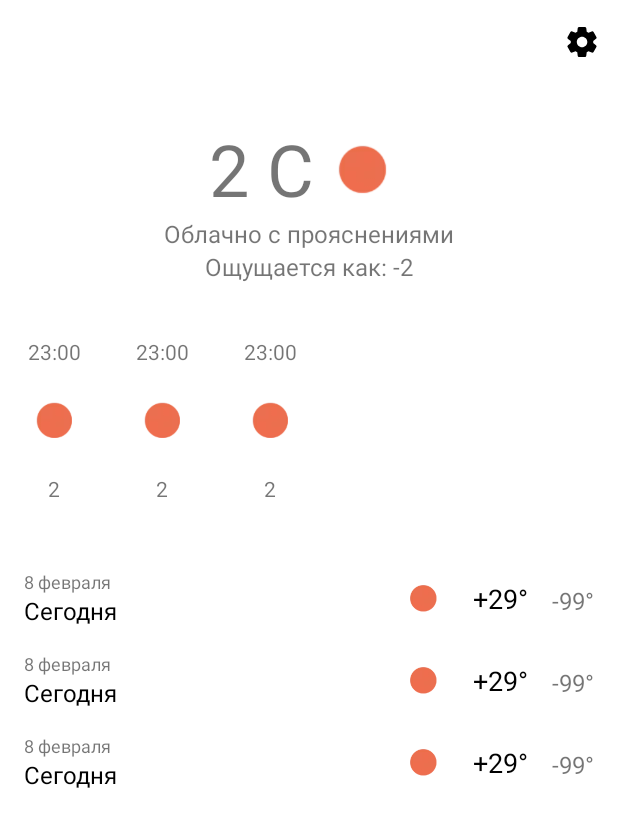
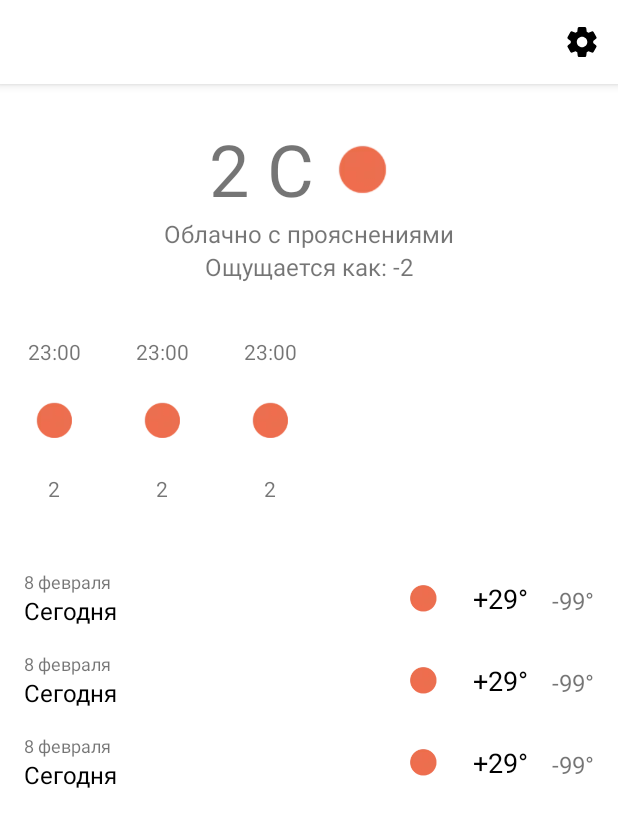
Before and after one commit to adkozlovskiy/weather-avito-start, an Android app: the layout summary_fragment.xml on its own in the app's theme, with its tools: preview values and no code run, on a phone screen of 412 x 824 dp. Shown: the top 827 px of the screen. Run offline under Robolectric (Android 15) with nearby library versions, the phone set to English and light mode, and no system bars.

Commit message:
App bar layout added.

```diff
--- a/app/src/main/res/layout/summary_fragment.xml
+++ b/app/src/main/res/layout/summary_fragment.xml
@@ -8,12 +8,18 @@
     android:orientation="vertical"
     tools:context=".presentation.summary.SummaryFragment">
 
-    <com.google.android.material.appbar.MaterialToolbar
-        android:id="@+id/toolbar"
+    <com.google.android.material.appbar.AppBarLayout
         android:layout_width="match_parent"
         android:layout_height="wrap_content"
-        app:menu="@menu/toolbar_menu"
-        tools:title="Москва" />
+        android:backgroundTint="@color/white">
+
+        <com.google.android.material.appbar.MaterialToolbar
+            android:id="@+id/toolbar"
+            android:layout_width="match_parent"
+            android:layout_height="wrap_content"
+            app:menu="@menu/toolbar_menu"
+            tools:title="Москва" />
+    </com.google.android.material.appbar.AppBarLayout>
 
     <androidx.core.widget.NestedScrollView
         android:layout_width="match_parent"
```
